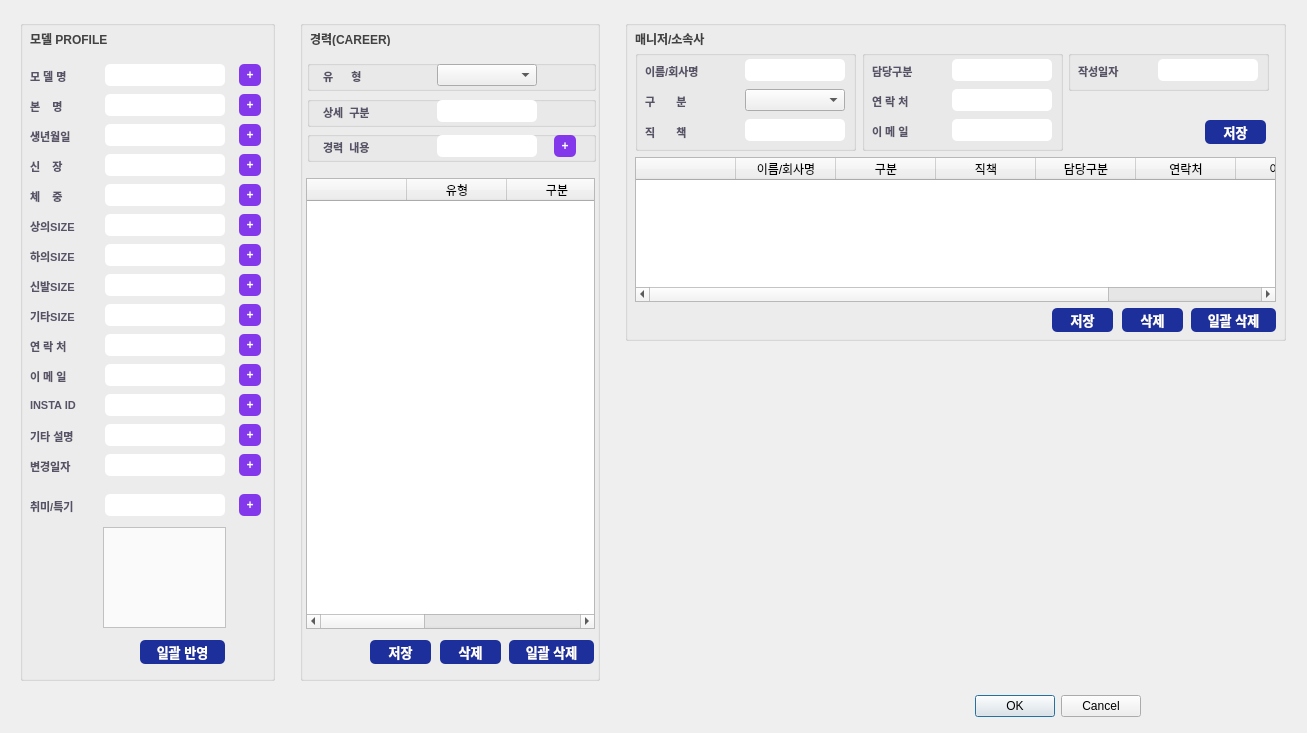
ahns13/model_mng_program, file model_manager/model_info_window.ui: the form before one commit.
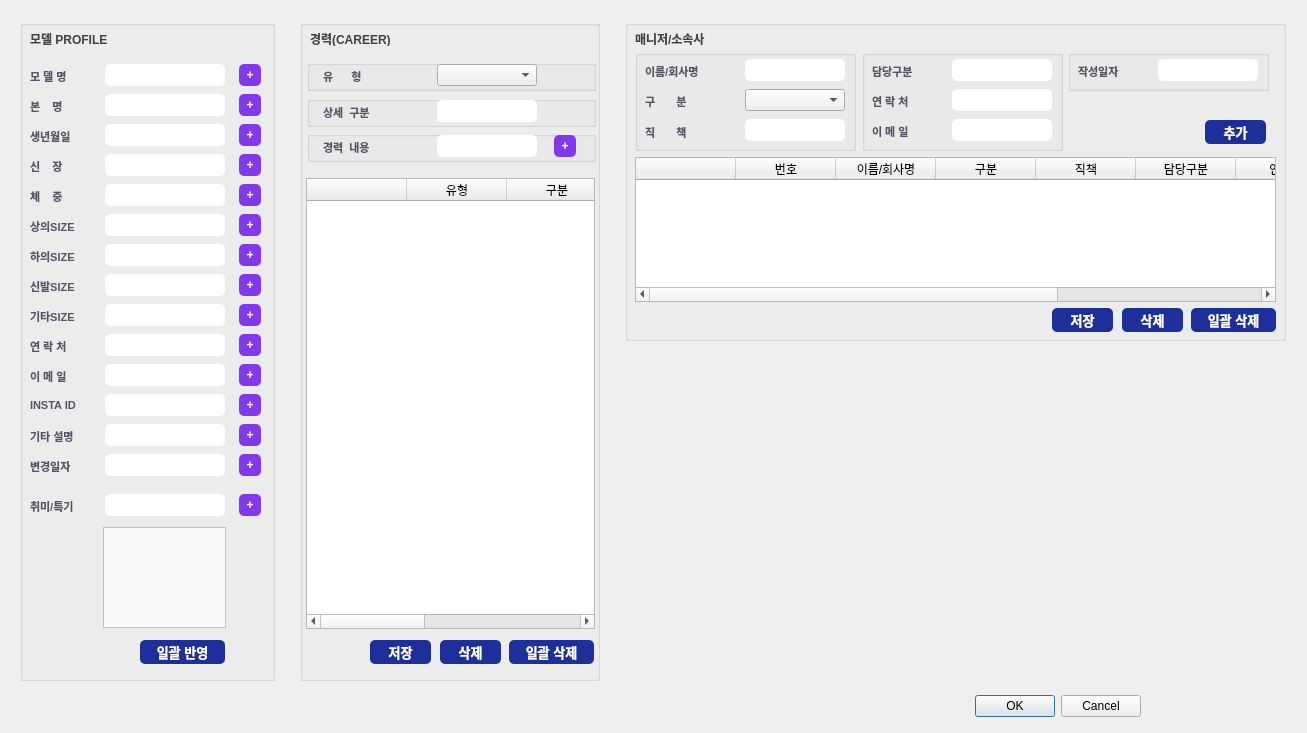
The form after the commit.

Diff of the .ui file:
```diff
--- a/model_manager/model_info_window.ui
+++ b/model_manager/model_info_window.ui
@@ -1531,6 +1531,11 @@
       <string/>
      </property>
     </column>
+    <column>
+     <property name="text">
+      <string>번호</string>
+     </property>
+    </column>
     <column>
      <property name="text">
       <string>이름/회사명</string>
@@ -1851,7 +1856,7 @@
 cursor: pointer;</string>
     </property>
     <property name="text">
-     <string>저장</string>
+     <string>추가</string>
     </property>
    </widget>
    <widget class="QPushButton" name="btn_contact_all_delete">
```
Left out of the diff: 5 changed lines with no effect on the pictures.
